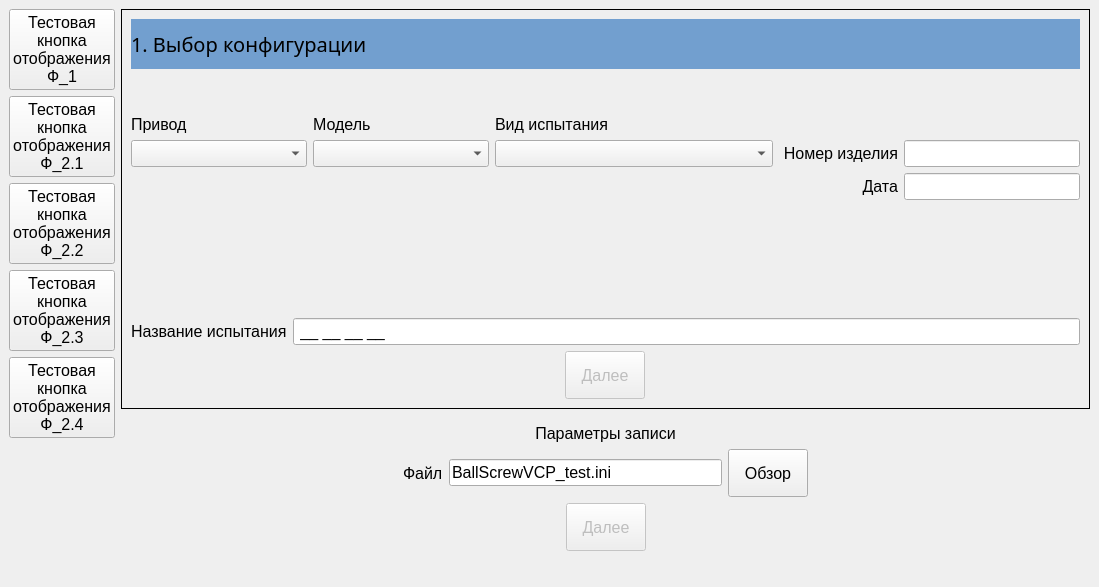
First picture: the form in BallScrew.ui, repository Ornstein89/BallScrewControl_QtVCP, before the edit.
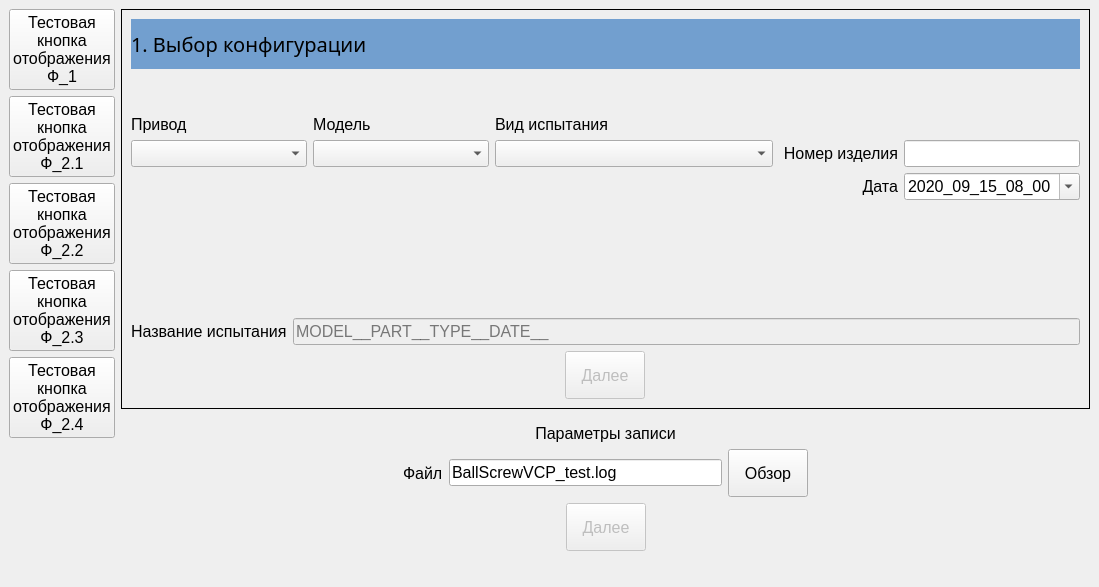
Second picture: the form after the edit. The open tabs and pages were chosen to show the change.

Commit message: Form 2 99% completed, parameters passed to Form3

The edit to the form file:
```diff
--- a/BallScrew.ui
+++ b/BallScrew.ui
@@ -76,7 +76,7 @@
          <item>
           <widget class="QLineEdit" name="edtFileSelect">
            <property name="text">
-            <string>BallScrewVCP_test.ini</string>
+            <string>BallScrewVCP_test.log</string>
            </property>
            <property name="placeholderText">
             <string>Название испытания</string>
@@ -298,16 +298,6 @@
           </property>
          </widget>
         </item>
-        <item row="5" column="5">
-         <widget class="QLineEdit" name="edtDate">
-          <property name="sizePolicy">
-           <sizepolicy hsizetype="Expanding" vsizetype="Fixed">
-            <horstretch>0</horstretch>
-            <verstretch>0</verstretch>
-           </sizepolicy>
-          </property>
-         </widget>
-        </item>
         <item row="2" column="1">
          <widget class="QLabel" name="label">
           <property name="text">
@@ -339,8 +329,17 @@
           </item>
           <item>
            <widget class="QLineEdit" name="edtName">
+            <property name="enabled">
+             <bool>false</bool>
+            </property>
             <property name="inputMask">
-             <string>A__A__A__A__</string>
+             <string/>
+            </property>
+            <property name="text">
+             <string/>
+            </property>
+            <property name="placeholderText">
+             <string>MODEL__PART__TYPE__DATE__</string>
             </property>
            </widget>
           </item>
@@ -438,6 +437,33 @@
           </item>
          </widget>
         </item>
+        <item row="5" column="5">
+         <widget class="QDateTimeEdit" name="edtDate">
+          <property name="dateTime">
+           <datetime>
+            <hour>8</hour>
+            <minute>0</minute>
+            <second>0</second>
+            <year>2020</year>
+            <month>9</month>
+            <day>15</day>
+           </datetime>
+          </property>
+          <property name="date">
+           <date>
+            <year>2020</year>
+            <month>9</month>
+            <day>15</day>
+           </date>
+          </property>
+          <property name="displayFormat">
+           <string>yyyy_MM_dd_HH_mm</string>
+          </property>
+          <property name="calendarPopup">
+           <bool>true</bool>
+          </property>
+         </widget>
+        </item>
        </layout>
       </widget>
       <widget class="QWidget" name="page21">
```
Left out of the diff: 22 changed lines with no effect on the pictures. The commit also changes 3 other files.
